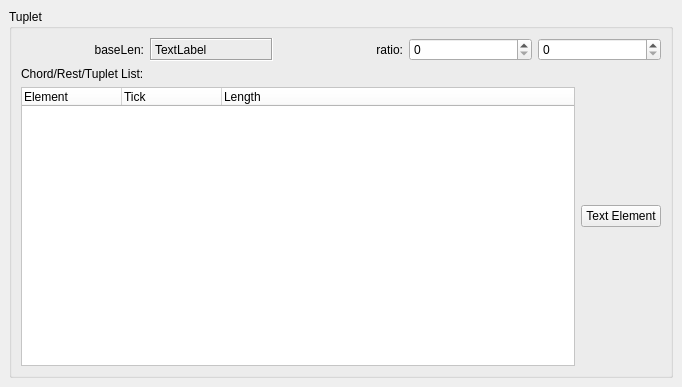
musescore/musescore-old, file mscore/mscore/tuplet.ui: the form before one commit.
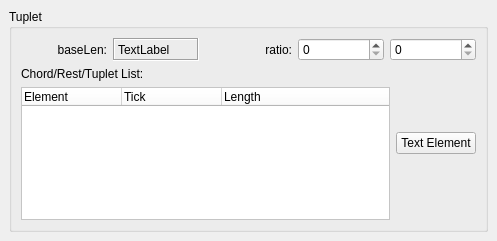
The form after the commit.

Patch:
```diff
--- a/mscore/mscore/tuplet.ui
+++ b/mscore/mscore/tuplet.ui
@@ -6,8 +6,8 @@
    <rect>
     <x>0</x>
     <y>0</y>
-    <width>682</width>
-    <height>387</height>
+    <width>497</width>
+    <height>241</height>
    </rect>
   </property>
   <property name="windowTitle">
```
